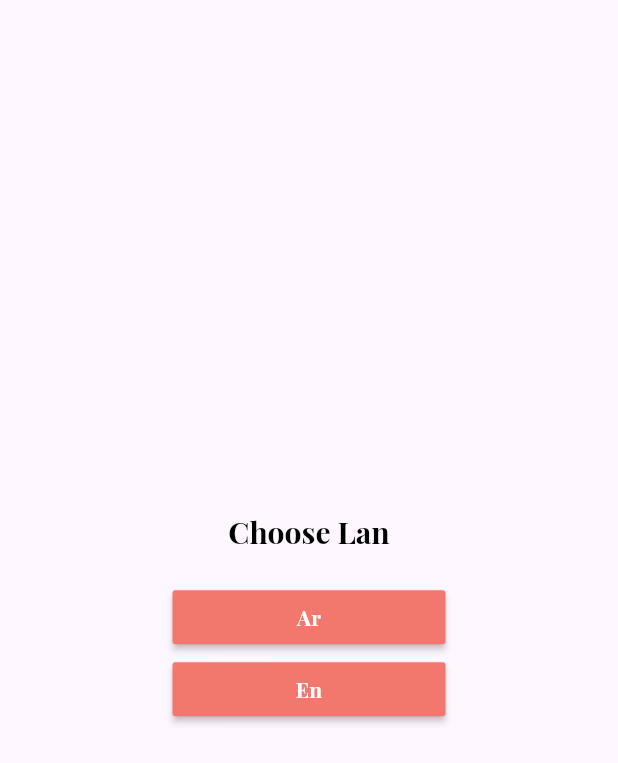
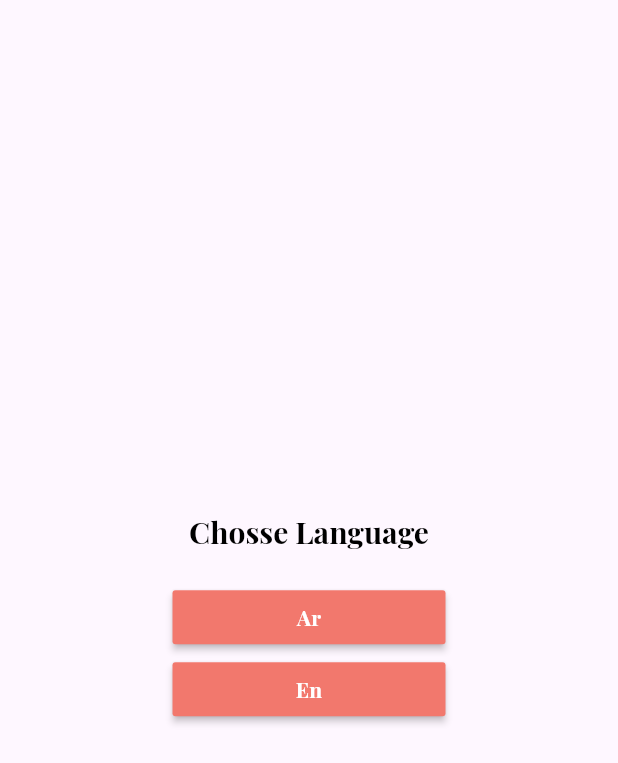
Before and after one commit to Abdulkrim/ecommerce_app, a Flutter app: the LanguageScreen screen opened directly, on a phone screen of 412 x 824 dp. Shown: the top 763 px of the screen. Run offline on Flutter 3.47's test engine with Material 3 defaults, Android fonts, the phone set to English and light mode, and no system bars; our stand-ins replace get, shared_preferences; accounts and stored records are empty; project files that could hold a hidden picture were left out.

Commit message:
13  - Locale Controller

```diff
--- a/lib/core/constant/app_route.dart
+++ b/lib/core/constant/app_route.dart
@@ -1,3 +1,4 @@
 class AppRoute {
   static const String login = "/login";
+  static const String onBoarding = "/onboarding";
 }
--- a/lib/core/localization/change_local.dart
+++ b/lib/core/localization/change_local.dart
@@ -0,0 +1,28 @@
+import 'package:ecommerce_app/core/services/services.dart';
+import 'package:flutter/material.dart';
+import 'package:get/get.dart';
+
+class LocalController extends GetxController {
+  Locale? language;
+
+  MyServices myServices = Get.find();
+
+  changeLang(String langeCode) {
+    Locale locale = Locale(langeCode);
+    myServices.sharedPreferences.setString("lang", langeCode);
+    Get.updateLocale(locale);
+  }
+
+  @override
+  void onInit() {
+    String? sharedPrefLang = myServices.sharedPreferences.getString("lang");
+    if (sharedPrefLang == "ar") {
+      language = Locale("ar");
+    } else if (sharedPrefLang == "en") {
+      language = Locale("en");
+    } else {
+      language = Locale(Get.deviceLocale!.languageCode);
+    }
+    super.onInit();
+  }
+}
--- a/lib/core/localization/translation.dart
+++ b/lib/core/localization/translation.dart
@@ -7,7 +7,7 @@ class MyTranslation extends Translations {
     "ar":{
       "1":"اختر اللغة"
     },
-    "an":{
+    "en":{
       "1":"Chosse Language"
     }
   };
--- a/lib/main.dart
+++ b/lib/main.dart
@@ -1,9 +1,9 @@
 import 'package:ecommerce_app/core/constant/app_color.dart';
+import 'package:ecommerce_app/core/localization/change_local.dart';
 import 'package:ecommerce_app/core/localization/translation.dart';
 import 'package:ecommerce_app/core/services/services.dart';
 import 'package:ecommerce_app/routes.dart';
 import 'package:ecommerce_app/view/screen/language/language_screen.dart';
-import 'package:ecommerce_app/view/screen/on_boarding/onboarding_screen.dart';
 import 'package:flutter/material.dart';
 import 'package:get/get.dart';
 
@@ -18,7 +18,9 @@ class MyApp extends StatelessWidget {
 
   @override
   Widget build(BuildContext context) {
+    LocalController controller = Get.put(LocalController());
     return GetMaterialApp(
+      locale: controller.language,
       translations: MyTranslation(),
         debugShowCheckedModeBanner: false,
         title: 'Flutter Demo',
@@ -40,8 +42,7 @@ class MyApp extends StatelessWidget {
           primarySwatch: Colors.blue,
         ),
         routes: routes,
-        home: OnBoardingScreen(),
-        //  LanguageScreen(),
+        home: LanguageScreen(),
         );
   }
 }
--- a/lib/routes.dart
+++ b/lib/routes.dart
@@ -1,7 +1,9 @@
 import 'package:ecommerce_app/core/constant/app_route.dart';
 import 'package:ecommerce_app/view/screen/auth/login_screen.dart';
+import 'package:ecommerce_app/view/screen/on_boarding/onboarding_screen.dart';
 import 'package:flutter/material.dart';
 
 Map<String, Widget Function(BuildContext)> routes = {
   AppRoute.login: (context) => LoginScreen(),
+  AppRoute.onBoarding: (context) => OnBoardingScreen(),
 };
--- a/lib/view/screen/language/language_screen.dart
+++ b/lib/view/screen/language/language_screen.dart
@@ -1,7 +1,11 @@
+import 'package:ecommerce_app/core/constant/app_route.dart';
+import 'package:ecommerce_app/core/localization/change_local.dart';
 import 'package:ecommerce_app/view/wiget/language/custom_button_lang.dart';
 import 'package:flutter/material.dart';
+import 'package:get/get.dart';
 
-class LanguageScreen extends StatelessWidget {
+
+class LanguageScreen extends GetView<LocalController> {
   const LanguageScreen({super.key});
 
   @override
@@ -13,7 +17,7 @@ class LanguageScreen extends StatelessWidget {
           mainAxisAlignment: MainAxisAlignment.center,
           children: [
             Text(
-              "Choose Lan",
+              "1".tr,
               style: Theme.of(context).textTheme.headlineSmall,
             ),
             SizedBox(
@@ -21,11 +25,17 @@ class LanguageScreen extends StatelessWidget {
             ),
             CustomButtonLang(
               textButton: "Ar",
-              onPressed: () {},
+              onPressed: () {
+                controller.changeLang("ar");
+                Get.toNamed(AppRoute.onBoarding);
+              }
             ),
             CustomButtonLang(
               textButton: "En",
-              onPressed: () {},
+              onPressed: () {
+                controller.changeLang("en");
+                Get.toNamed(AppRoute.onBoarding);
+              },
             ),
           ],
         ),
```
